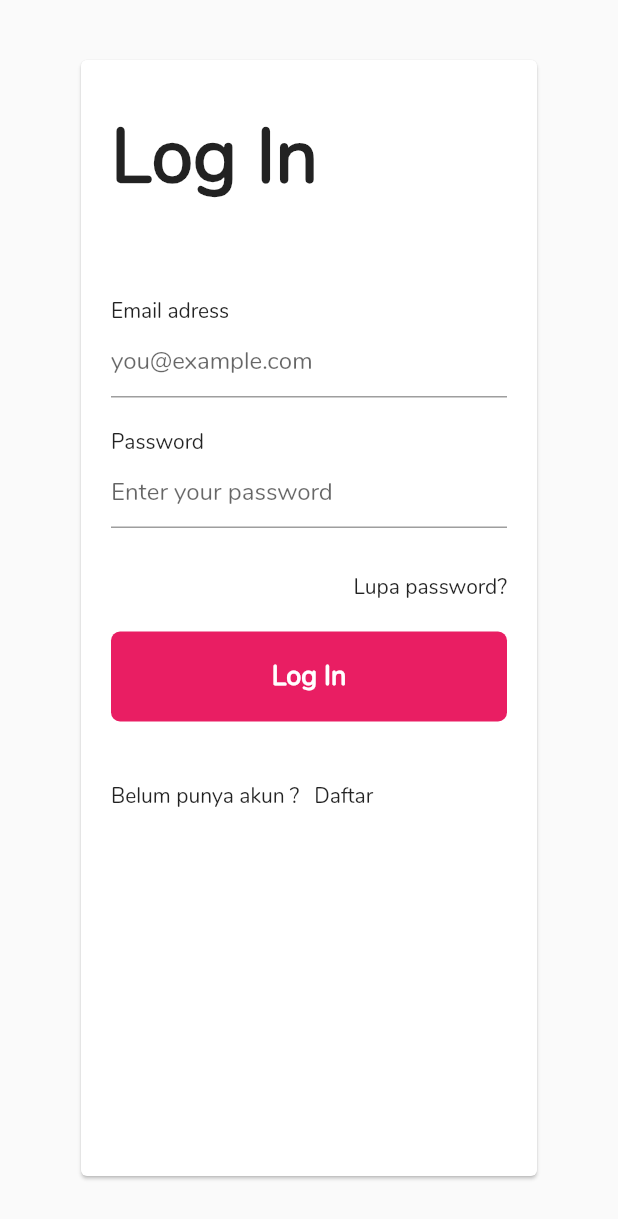
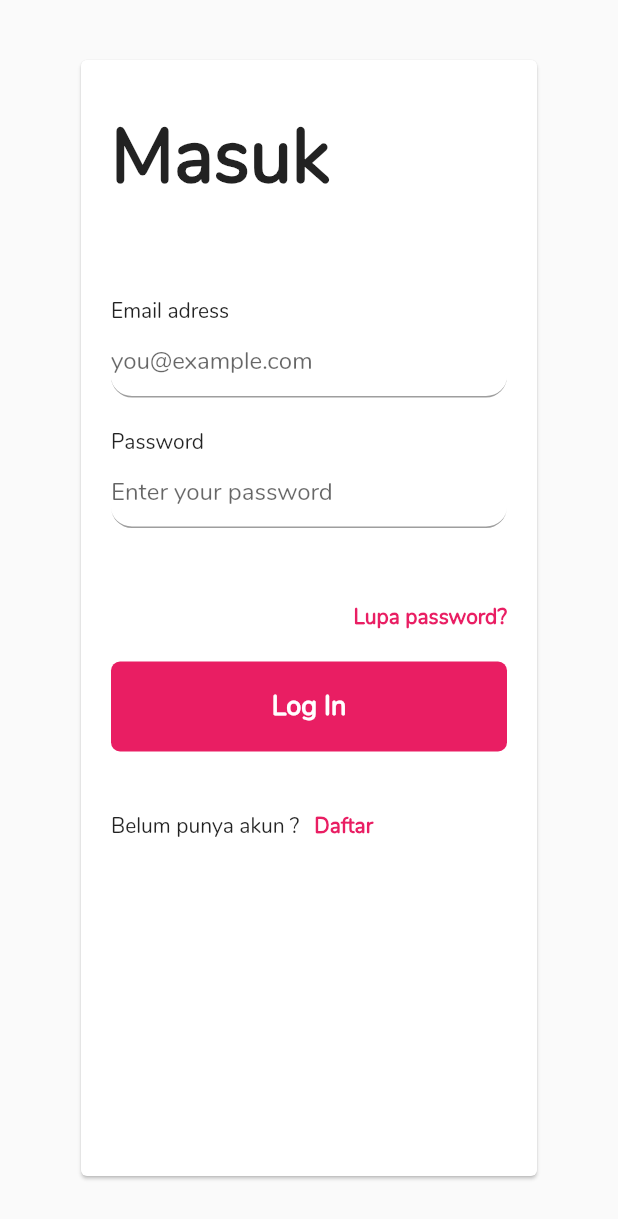
Before and after one commit to byneetdev/courseweb, a Flutter app: the LoginCard widget shown alone on an empty page, opened directly, on a phone screen of 412 x 824 dp. Shown: the top 1219 px of the screen. Run offline on Flutter 3.47's test engine with Material 2 defaults, Android fonts, the phone set to English and light mode, and no system bars; our stand-ins replace get_it, responsive_builder.

Commit message:
login register complete

```diff
--- a/lib/routing/router.dart
+++ b/lib/routing/router.dart
@@ -5,7 +5,7 @@ import 'package:adminbyneet/view/help/help_view.dart';
 import 'package:adminbyneet/view/home/home_view.dart';
 import 'package:adminbyneet/view/landing/landing_view.dart';
 import 'package:adminbyneet/view/login/login_view.dart';
-import 'package:adminbyneet/view/register/register_page.dart';
+import 'package:adminbyneet/view/register/register_view.dart';
 import 'package:flutter/material.dart';
 import 'package:flutter/widgets.dart';
 
--- a/lib/view/login/login_desktop.dart
+++ b/lib/view/login/login_desktop.dart
@@ -1,5 +1,4 @@
-import 'package:adminbyneet/widgets/call_to_action/call_to_action.dart';
-import 'package:adminbyneet/widgets/login_details/logincard.dart';
+import 'package:adminbyneet/widgets/login_details/login_card.dart';
 import 'package:flutter/material.dart';
 
 class LoginDesktop extends StatelessWidget {
--- a/lib/view/login/login_mobile.dart
+++ b/lib/view/login/login_mobile.dart
@@ -1,5 +1,4 @@
-import 'package:adminbyneet/widgets/call_to_action/call_to_action.dart';
-import 'package:adminbyneet/widgets/login_details/logincard.dart';
+import 'package:adminbyneet/widgets/login_details/login_card.dart';
 import 'package:flutter/material.dart';
 
 class LoginMobile extends StatelessWidget {
--- a/lib/widgets/login_details/logincard.dart
+++ b/lib/widgets/login_details/login_card.dart
@@ -1,5 +1,10 @@
+import 'package:adminbyneet/routing/route_names.dart';
+import 'package:adminbyneet/services/navigator_services.dart';
 import 'package:adminbyneet/widgets/call_to_action/call_to_action.dart';
+import 'package:adminbyneet/widgets/login_details/login_textfield.dart';
 import 'package:flutter/material.dart';
+
+import '../../locator.dart';
 
 class LoginCard extends StatelessWidget {
   @override
@@ -17,28 +22,29 @@ class LoginCard extends StatelessWidget {
                   crossAxisAlignment: CrossAxisAlignment.start,
                   children: <Widget>[
                     Text(
-                      "Log In",
+                      "Masuk",
                       style:
                           TextStyle(fontSize: 50, fontWeight: FontWeight.bold),
                     ),
                     SizedBox(height: 60),
-                    Text("Email adress"),
-                    TextFormField(
-                      decoration: InputDecoration(
-                          hintText: "you@example.com",
-                          border: UnderlineInputBorder()),
+                    LoginTextField(
+                      title: "Email adress",
+                      hintText: "you@example.com",
+                      obsecureText: false,
                     ),
-                    SizedBox(height: 20),
-                    Text("Password"),
-                    TextFormField(
-                      decoration: InputDecoration(
-                          hintText: "Enter your password",
-                          border: UnderlineInputBorder()),
+                    LoginTextField(
+                      title: "Password",
+                      hintText: "Enter your password",
+                      obsecureText: true,
                     ),
                     SizedBox(height: 30),
                     Align(
                       alignment: Alignment.centerRight,
-                      child: Text("Lupa password?"),
+                      child: Text(
+                        "Lupa password?",
+                        style: TextStyle(
+                            fontWeight: FontWeight.w700, color: Colors.pink),
+                      ),
                     ),
                     SizedBox(height: 20),
                     CallToAction(title: "Log In"),
@@ -47,7 +53,16 @@ class LoginCard extends StatelessWidget {
                       children: <Widget>[
                         Text("Belum punya akun ?"),
                         SizedBox(width: 10),
-                        Text("Daftar"),
+                        GestureDetector(
+                          onTap: () => locator<NavigationService>()
+                              .navigateTo(RegisterRoute),
+                          child: Text(
+                            "Daftar",
+                            style: TextStyle(
+                                fontWeight: FontWeight.w700,
+                                color: Colors.pink),
+                          ),
+                        ),
                       ],
                     )
                   ],
--- /dev/null
+++ b/lib/widgets/login_details/login_textfield.dart
@@ -0,0 +1,25 @@
+import 'package:flutter/material.dart';
+
+class LoginTextField extends StatelessWidget {
+  final String title;
+  final String hintText;
+  final bool obsecureText;
+  LoginTextField({this.title, this.hintText, this.obsecureText});
+  @override
+  Widget build(BuildContext context) {
+    return Column(
+      crossAxisAlignment: CrossAxisAlignment.start,
+      children: <Widget>[
+        Text(title),
+        TextFormField(
+          obscureText: obsecureText,
+          decoration: InputDecoration(
+              hintText: hintText,
+              border: UnderlineInputBorder(
+                  borderRadius: BorderRadius.circular(14))),
+        ),
+        SizedBox(height: 20),
+      ],
+    );
+  }
+}
```
Also changed, not shown: lib/view/register/register_desktop.dart (added, +22 -0 lines), lib/view/register/register_mobile.dart (added, +15 -0 lines), lib/view/register/register_page.dart (deleted, +0 -22 lines), lib/view/register/register_view.dart (added, +16 -0 lines), lib/widgets/register_details/register_card.dart (added, +64 -0 lines), lib/widgets/register_details/register_textfield.dart (added, +25 -0 lines).
